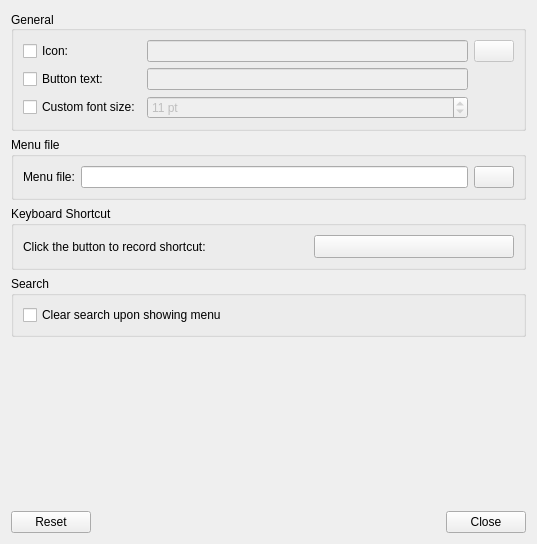
This is plugin-fancymenu/lxqtfancymenuconfiguration.ui in gfgit/lxqt-panel as Qt 5 draws it before an edit. The edited form follows.
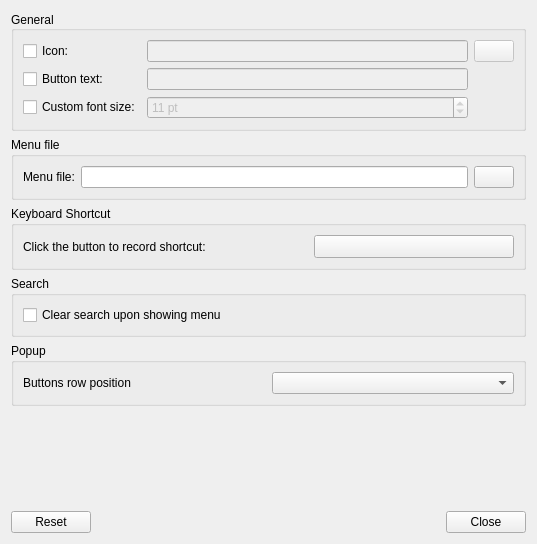
This is the edited form. Custom widgets are drawn as their Qt base class.

Commit message:
FancyMenu: make button position configurable
- Added: lxqtfancymenutypes.h file

The edit to the form file:
```diff
--- a/plugin-fancymenu/lxqtfancymenuconfiguration.ui
+++ b/plugin-fancymenu/lxqtfancymenuconfiguration.ui
@@ -166,6 +166,25 @@
      </layout>
     </widget>
    </item>
+   <item>
+    <widget class="QGroupBox" name="popupGB">
+     <property name="title">
+      <string>Popup</string>
+     </property>
+     <layout class="QGridLayout" name="gridLayout_5">
+      <item row="0" column="0">
+       <widget class="QLabel" name="buttRowPosLabel">
+        <property name="text">
+         <string>Buttons row position</string>
+        </property>
+       </widget>
+      </item>
+      <item row="0" column="1">
+       <widget class="QComboBox" name="buttRowPosCB"/>
+      </item>
+     </layout>
+    </widget>
+   </item>
    <item>
     <spacer name="verticalSpacer">
      <property name="orientation">
```
The commit also changes 7 other files.
